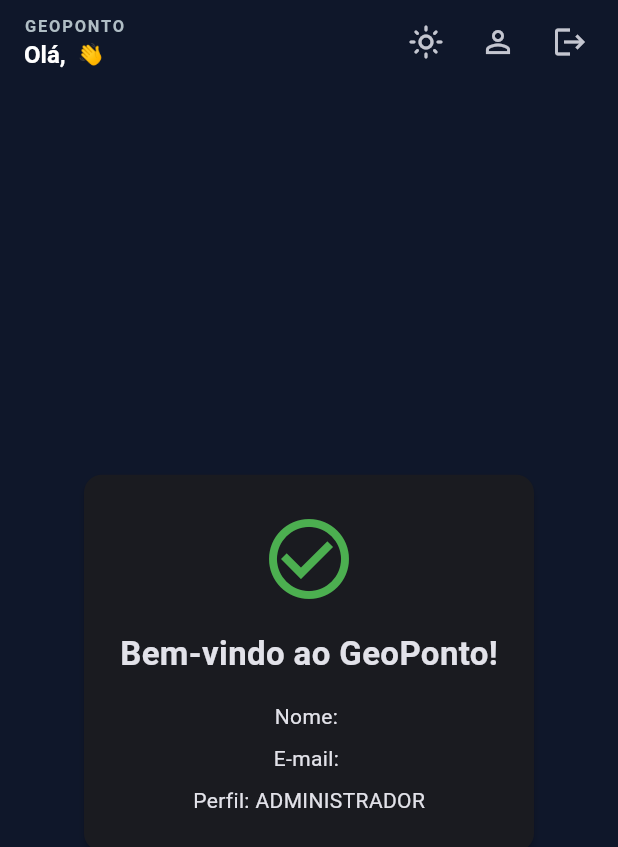
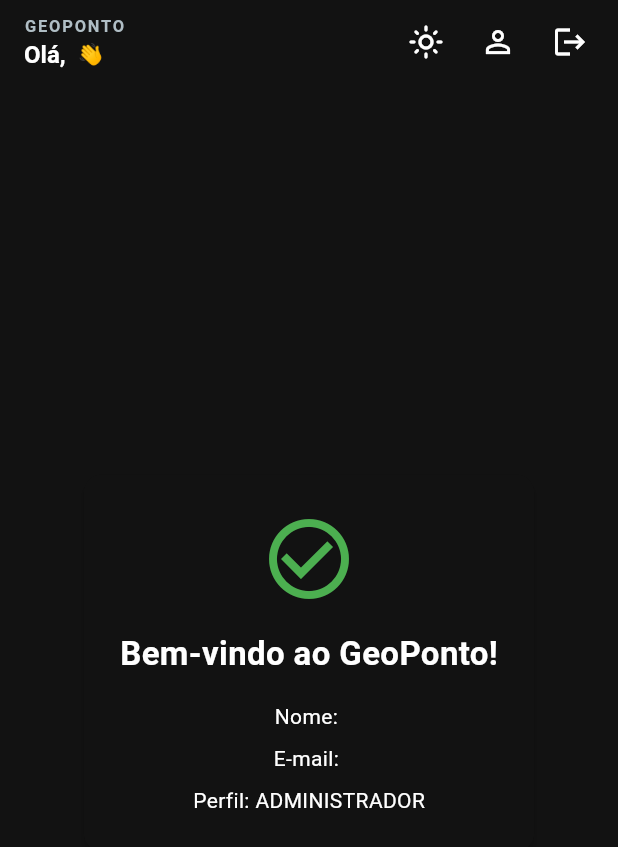
Before and after one commit to geopontoifpr/geoponto, a Flutter app: the PainelEmpresaScreen screen opened directly with empty values, after a tap on the "dark mode" icon, on a phone screen of 412 x 824 dp. Shown: the top 847 px of the screen. Run offline on Flutter 3.47's test engine with Material 3 defaults, Android fonts, the light colour scheme and no system bars; our stand-ins replace flutter_dotenv, supabase_flutter; accounts and stored records are empty.

Commit message:
Refactor: Vê se ta bao sr.gioponto

```diff
--- a/lib/core/themes/app_themes.dart
+++ b/lib/core/themes/app_themes.dart
@@ -1,27 +1,34 @@
 import 'package:flutter/material.dart';
 
 class AppThemes {
+  // Cores globais do projeto
+  static const Color primaryColor = Colors.blueAccent;
+  static const Color backgroundColorLight = Color(0xFFF5F5F5); // Cinza claro
+  static const Color backgroundColorDark = Color(0xFF121212); // Quase preto
+  static const Color inputColorLight = Colors.white;
+  static const Color inputColorDark = Color(0xFF1E1E1E);
+
+  // Tema Claro
   static final ThemeData lightTheme = ThemeData(
+    brightness: Brightness.light,
+    primaryColor: primaryColor,
+    scaffoldBackgroundColor: backgroundColorLight,
+    cardColor: inputColorLight, // Usado para o fundo dos inputs
+    colorScheme: const ColorScheme.light(
+      primary: primaryColor,
+    ),
     useMaterial3: true,
-    brightness: Brightness.light,
-    colorSchemeSeed: const Color(0xFF1E3A8A),
-    scaffoldBackgroundColor: const Color(0xFFF8FAFC),
-    appBarTheme: const AppBarTheme(
-      backgroundColor: Colors.transparent,
-      elevation: 0,
-      centerTitle: false,
-    ),
   );
 
+  // Tema Escuro
   static final ThemeData darkTheme = ThemeData(
+    brightness: Brightness.dark,
+    primaryColor: primaryColor,
+    scaffoldBackgroundColor: backgroundColorDark,
+    cardColor: inputColorDark,
+    colorScheme: const ColorScheme.dark(
+      primary: primaryColor,
+    ),
     useMaterial3: true,
-    brightness: Brightness.dark,
-    colorSchemeSeed: const Color(0xFF3B82F6),
-    scaffoldBackgroundColor: const Color(0xFF0F172A),
-    appBarTheme: const AppBarTheme(
-      backgroundColor: Colors.transparent,
-      elevation: 0,
-      centerTitle: false,
-    ),
   );
 }
--- /dev/null
+++ b/lib/core/widgets/custom_text_field.dart
@@ -0,0 +1,32 @@
+import 'package:flutter/material.dart';
+
+class CustomTextField extends StatelessWidget {
+  final TextEditingController controller;
+  final String labelText;
+  final IconData prefixIcon;
+  final bool obscureText;
+
+  const CustomTextField({
+    super.key,
+    required this.controller,
+    required this.labelText,
+    required this.prefixIcon,
+    this.obscureText = false,
+  });
+
+  @override
+  Widget build(BuildContext context) {
+    // Utiliza Theme.of(context) para herdar as cores definidas no app_themes.dart
+    return TextField(
+      controller: controller,
+      obscureText: obscureText,
+      decoration: InputDecoration(
+        labelText: labelText,
+        prefixIcon: Icon(prefixIcon, color: Theme.of(context).primaryColor),
+        border: OutlineInputBorder(borderRadius: BorderRadius.circular(12)),
+        filled: true,
+        fillColor: Theme.of(context).cardColor,
+      ),
+    );
+  }
+}
--- /dev/null
+++ b/lib/core/widgets/primary_button.dart
@@ -0,0 +1,32 @@
+import 'package:flutter/material.dart';
+
+class PrimaryButton extends StatelessWidget {
+  final VoidCallback? onPressed;
+  final bool isLoading;
+  final String text;
+
+  const PrimaryButton({
+    super.key,
+    required this.onPressed,
+    required this.isLoading,
+    required this.text,
+  });
+
+  @override
+  Widget build(BuildContext context) {
+    return SizedBox(
+      height: 50,
+      child: ElevatedButton(
+        onPressed: onPressed,
+        style: ElevatedButton.styleFrom(
+          backgroundColor: Theme.of(context).primaryColor,
+          foregroundColor: Colors.white,
+          shape: RoundedRectangleBorder(borderRadius: BorderRadius.circular(12)),
+        ),
+        child: isLoading
+            ? const CircularProgressIndicator(color: Colors.white)
+            : Text(text, style: const TextStyle(fontSize: 16, fontWeight: FontWeight.bold)),
+      ),
+    );
+  }
+}
--- a/lib/main.dart
+++ b/lib/main.dart
@@ -24,9 +24,9 @@ class MyApp extends StatelessWidget {
         return MaterialApp(
           title: 'GeoPonto',
           debugShowCheckedModeBanner: false,
-          themeMode: ThemeController.instance.themeMode,
           theme: AppThemes.lightTheme,
           darkTheme: AppThemes.darkTheme,
+          themeMode: ThemeController.instance.isDarkMode ? ThemeMode.dark : ThemeMode.light,
           home: const LoginScreen(),
         );
       },
```
Also changed, not shown: lib/features/auth/screens/login_screen.dart (+37 -139 lines).
